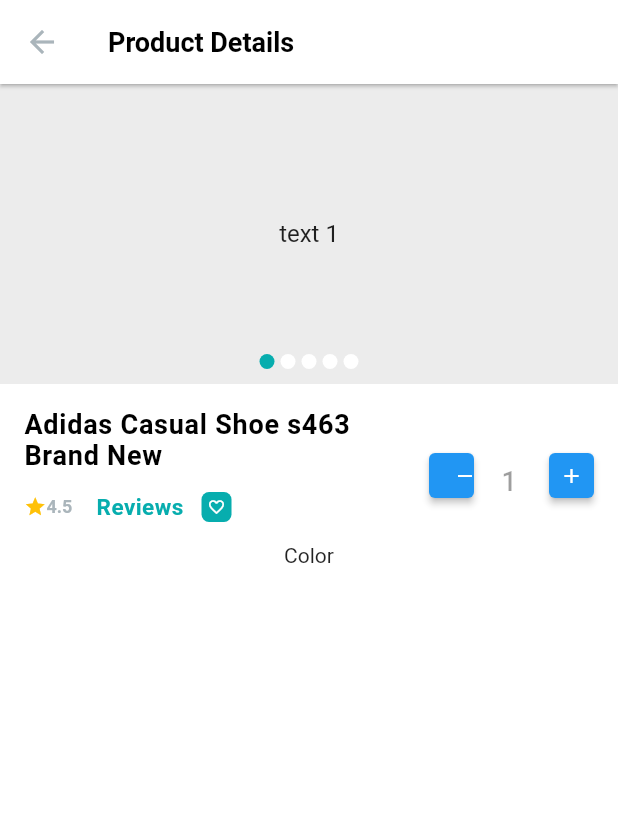
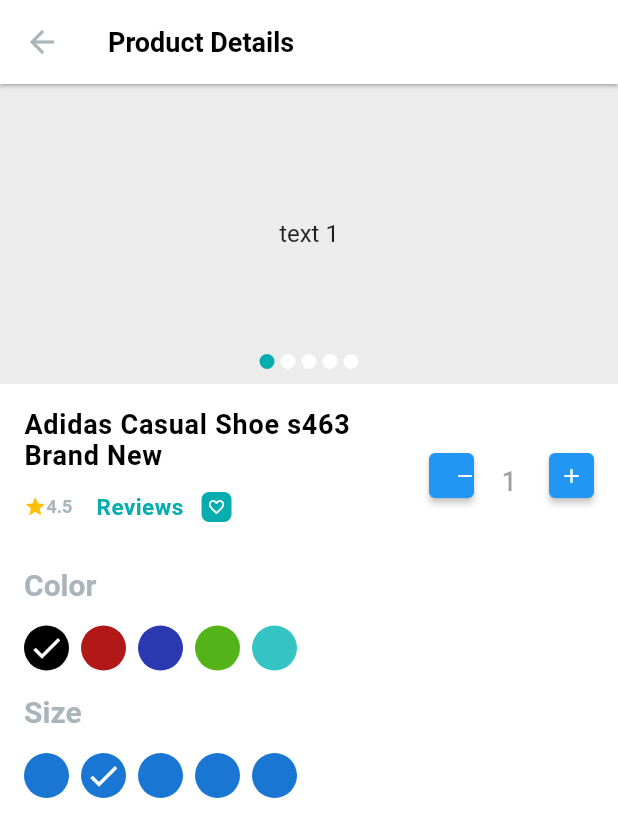
Before and after one commit to Ali007G/ecommerce_shopanbd_app, a Flutter app: the ProductDetailsScreen screen opened directly, on a phone screen of 412 x 824 dp. Shown: the top 837 px of the screen. Run offline on Flutter 3.47's test engine with Material 2 defaults, Android fonts, the phone set to English and light mode, and no system bars; drawn by our look-alikes of carousel_slider; our stand-ins replace get, pin_code_fields.

Commit message:
Product details circle avatar

```diff
--- a/lib/ui/screens/product_details_screen.dart
+++ b/lib/ui/screens/product_details_screen.dart
@@ -1,11 +1,9 @@
-import 'dart:convert';
 
 import 'package:ecommerce_shopanbd/ui/utills/app_colours.dart';
 import 'package:ecommerce_shopanbd/ui/utills/styles.dart';
 import 'package:ecommerce_shopanbd/ui/widgets/product_details/product_image_carousal.dart';
 import 'package:ecommerce_shopanbd/ui/widgets/product_stepper.dart';
 import 'package:flutter/material.dart';
-import 'package:numberpicker/numberpicker.dart';
 
 class ProductDetailsScreen extends StatefulWidget {
   const ProductDetailsScreen({Key? key}) : super(key: key);
@@ -15,6 +13,24 @@ class ProductDetailsScreen extends StatefulWidget {
 }
 
 class _ProductDetailsScreenState extends State<ProductDetailsScreen> {
+
+  List<Color> colors = const [
+    Color(0xFF000000),
+    Color(0xFFB31818),
+    Color(0xFF2A39AF),
+    Color(0xFF53B318),
+    Color(0xFF34C4C4),
+  ];
+  List<String> sizes = const [
+    'S',
+    'L',
+    'XL',
+    'XXl',
+    'XXXL'
+  ];
+
+  Color _selectedCColor = Color(0xFF000000);
+  String _selectedSize = 'L';
 
   @override
   Widget build(BuildContext context) {
@@ -32,6 +48,7 @@ class _ProductDetailsScreenState extends State<ProductDetailsScreen> {
           Padding(
             padding: const EdgeInsets.all(16.0),
             child: Column(
+              crossAxisAlignment: CrossAxisAlignment.start,
               children: [
                 Row(
                   children: [
@@ -104,10 +121,75 @@ class _ProductDetailsScreenState extends State<ProductDetailsScreen> {
                     const SizedBox(
                       width: 8,
                     ),
-                    const ProductStepper()
-                  ],
+                    const ProductStepper(),
+                    ],
                 ),
-                const Text('Color'),
+                const SizedBox(height: 16,),
+                const Text('Color', style: TextStyle(
+                  fontSize: 20,
+                  color: greyColor,
+                  fontWeight: FontWeight.w600,
+                ),),
+                    const SizedBox(height: 16,),
+                    Row(
+                        children: colors.map((color) {
+                      return Padding(
+                        padding: const EdgeInsets.only(right: 8.0),
+                        child: InkWell(
+                          borderRadius: BorderRadius.circular(12),
+                          onTap: () {
+                            if(_selectedCColor != color) {
+                              _selectedCColor = color;
+                              if (mounted) {
+                                setState(() {
+
+                                });
+                              }
+                            }
+                          },
+                          child: CircleAvatar(
+                            backgroundColor: color,
+                            radius: 15,
+                            child: Visibility(
+                                visible: color == _selectedCColor,
+                                child: Icon(Icons.check, color: Colors.white,)),
+                          ),
+                        ),
+                      );
+                    }).toList()),
+
+                const SizedBox(height: 16,),
+                const Text('Size', style: TextStyle(
+                  fontSize: 20,
+                  color: greyColor,
+                  fontWeight: FontWeight.w600,
+                ),),
+                const SizedBox(height: 16,),
+                Row(
+                    children: sizes.map((size) {
+                      return Padding(
+                        padding: const EdgeInsets.only(right: 8.0),
+                        child: InkWell(
+                          borderRadius: BorderRadius.circular(12),
+                          onTap: () {
+                            if(_selectedSize != size) {
+                              _selectedSize = size;
+                              if (mounted) {
+                                setState(() {
+
+                                });
+                              }
+                            }
+                          },
+                          child: CircleAvatar(
+                            radius: 15,
+                            child: Visibility(
+                                visible: size == _selectedSize,
+                                child: Icon(Icons.check, color: Colors.white,)),
+                          ),
+                        ),
+                      );
+                    }).toList())
               ],
             ),
           ),
```
